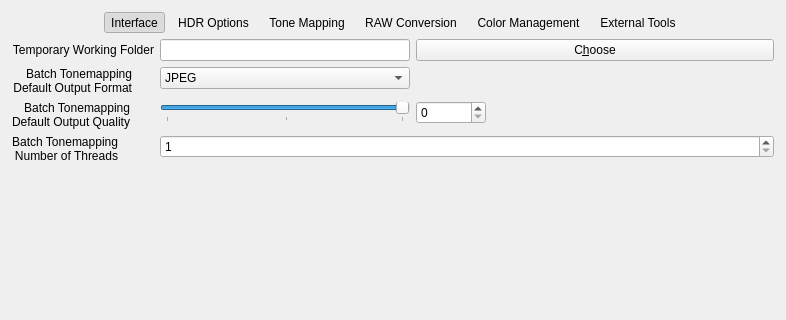
Above: src/Preferences/PreferencesDialog.ui from LuminanceHDR/LuminanceHDR before the change; both pictures show x 0 to 786 and y 0 to 320 of the 786 by 617 pixel window. Below: the same form after it.
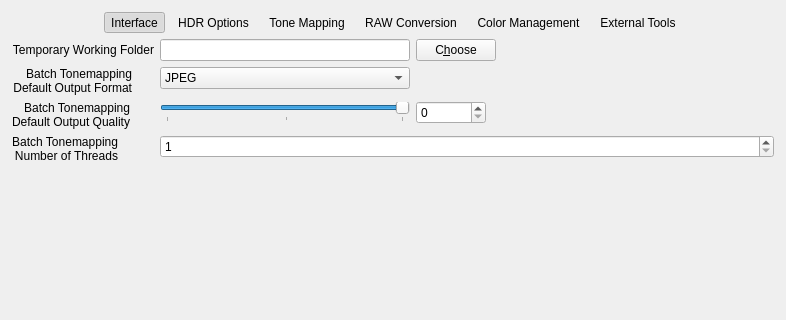
That is the form after the change. The open tabs and pages were chosen to show the change. Icons and pictures are not drawn.

Diff of the .ui file:
```diff
--- a/src/Preferences/PreferencesDialog.ui
+++ b/src/Preferences/PreferencesDialog.ui
@@ -474,6 +474,9 @@
          </property>
          <item row="0" column="0">
           <layout class="QFormLayout" name="formLayout_9">
+           <property name="fieldGrowthPolicy">
+            <enum>QFormLayout::AllNonFixedFieldsGrow</enum>
+           </property>
            <item row="0" column="0">
             <widget class="QLabel" name="label_11">
              <property name="text">
@@ -513,11 +516,30 @@
              </item>
              <item>
               <widget class="QPushButton" name="chooseCachePathButton">
+               <property name="sizePolicy">
+                <sizepolicy hsizetype="Minimum" vsizetype="Fixed">
+                 <horstretch>0</horstretch>
+                 <verstretch>0</verstretch>
+                </sizepolicy>
+               </property>
                <property name="text">
                 <string>C&amp;hoose</string>
                </property>
               </widget>
              </item>
+             <item>
+              <spacer name="horizontalSpacer_5">
+               <property name="orientation">
+                <enum>Qt::Horizontal</enum>
+               </property>
+               <property name="sizeHint" stdset="0">
+                <size>
+                 <width>40</width>
+                 <height>20</height>
+                </size>
+               </property>
+              </spacer>
+             </item>
             </layout>
            </item>
            <item row="1" column="0">
```
Left out of the diff: 113 changed lines with no effect on the pictures.
